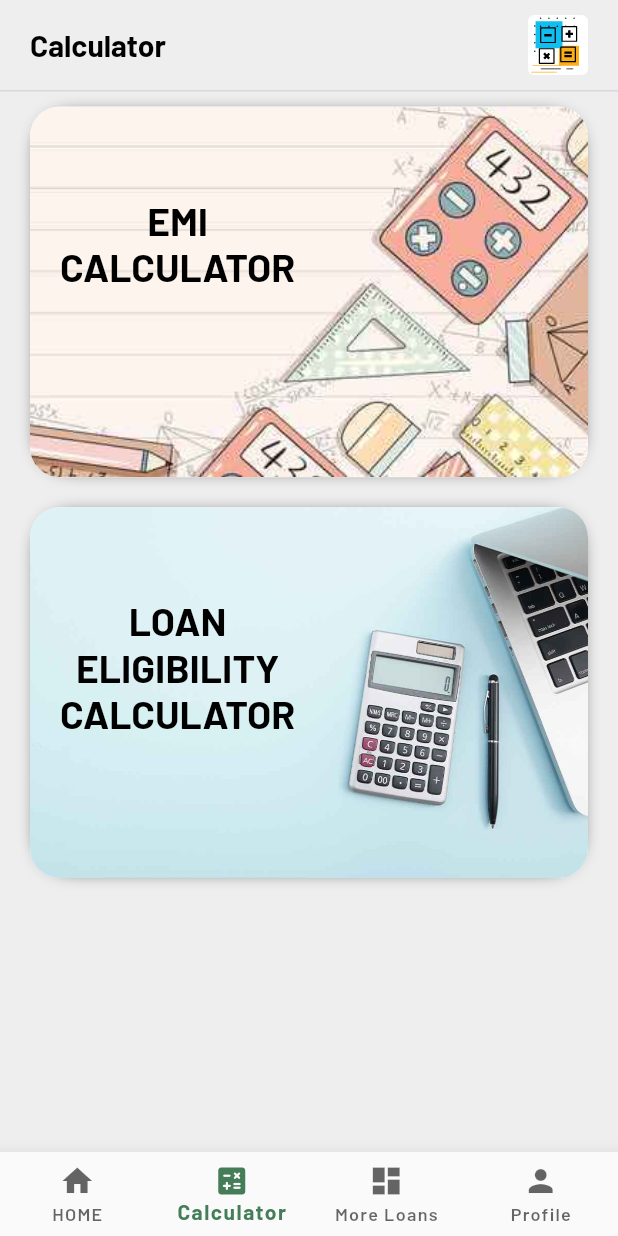
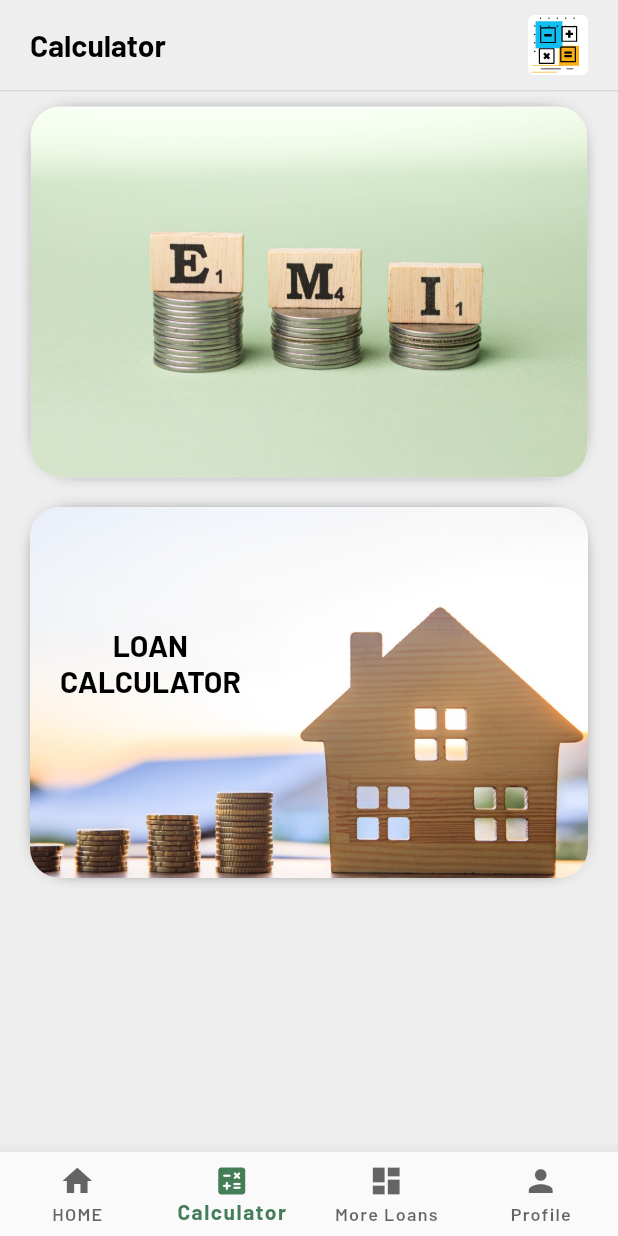
Before and after one commit to darshitkamani/instant-pay, a Flutter app: the screen it shows after launch, item 2 of the bottom bar chosen, on a phone screen of 412 x 824 dp. Run offline on Flutter 3.47's test engine with Material 2 defaults, Android fonts, the phone set to English and light mode, and no system bars; our stand-ins replace connectivity_plus, dotted_border, easy_localization, flutter_dotenv, flutter_switch, fluttertoast and 4 more; missing offline and left inert: action_broadcast, facebook_audience_network, launch_review; network calls fail.

Commit message:
Up to change calculator BG

```diff
--- a/lib/utilities/font/font_utils.dart
+++ b/lib/utilities/font/font_utils.dart
@@ -57,6 +57,17 @@ class FontUtils {
       color: fontColor ?? ColorUtils.themeColor.oxff000000,
       fontWeight: getFontWeight(fontWeight),
       fontSize: 10,
+      fontFamily: 'Barlow',
+    );
+  }
+  static TextStyle h11({
+    Color? fontColor,
+    FWT fontWeight = FWT.regular,
+  }) {
+    return TextStyle(
+      color: fontColor ?? ColorUtils.themeColor.oxff000000,
+      fontWeight: getFontWeight(fontWeight),
+      fontSize: 11,
       fontFamily: 'Barlow',
     );
   }
--- a/lib/view/screen/dashboard/calculator/calculator_screen.dart
+++ b/lib/view/screen/dashboard/calculator/calculator_screen.dart
@@ -366,15 +366,15 @@ class _CalculatorScreenState extends State<CalculatorScreen> {
                             ),
                           ),
                         ),
-                        Positioned(
-                          left: 20,
-                          top: 60,
-                          child: Text(
-                            'EMI\nCALCULATOR',
-                            textAlign: TextAlign.center,
-                            style: FontUtils.h26(fontWeight: FWT.bold),
-                          ),
-                        ),
+                        // Positioned(
+                        //   left: 20,
+                        //   top: 60,
+                        //   child: Text(
+                        //     'EMI\nCALCULATOR',
+                        //     textAlign: TextAlign.center,
+                        //     style: FontUtils.h26(fontWeight: FWT.bold),
+                        //   ),
+                        // ),
                       ],
                     ),
                   ),
@@ -429,11 +429,11 @@ class _CalculatorScreenState extends State<CalculatorScreen> {
                         ),
                         Positioned(
                           left: 20,
-                          top: 60,
+                          top: 80,
                           child: Text(
-                            'LOAN\nELIGIBILITY\nCALCULATOR',
+                            'LOAN\nCALCULATOR',
                             textAlign: TextAlign.center,
-                            style: FontUtils.h26(fontWeight: FWT.bold),
+                            style: FontUtils.h20(fontWeight: FWT.bold,fontColor: ColorUtils.themeColor.oxff000000),
                           ),
                         ),
                       ],
--- a/lib/view/screen/splash/provider/splash_provider.dart
+++ b/lib/view/screen/splash/provider/splash_provider.dart
@@ -18,7 +18,7 @@ class SplashProvider extends ChangeNotifier {
       const Duration(seconds: 3),
       () async {
         await getApiData(context: context);
-        // Navigator.pushNamedAndRemoveUntil(context, RouteUtils.dashboardScreen, (route) => false);
+
         Navigator.pushAndRemoveUntil(
             context,
             MaterialPageRoute(
--- a/lib/view/widget/loan_button_widget.dart
+++ b/lib/view/widget/loan_button_widget.dart
@@ -65,7 +65,7 @@ class LoanButtonWidget extends StatelessWidget {
                       title ?? '',
                       textAlign: TextAlign.center,
                       style: style ??
-                          FontUtils.h10(
+                          FontUtils.h11(
                             fontColor: ColorUtils.themeColor.oxff000000,
                             fontWeight: FWT.bold,
                           ),
```
Also changed, not shown: lib/view/screen/dashboard/home/home_screen.dart (+22 -21 lines), assets/png/cb_fd_calculator.jpeg, assets/png/ic_eligibility.jpeg, assets/png/ic_emi_calculator.jpeg, assets/png/ic_mutual_funds_dash.png, pubspec.lock, 8 other files.
